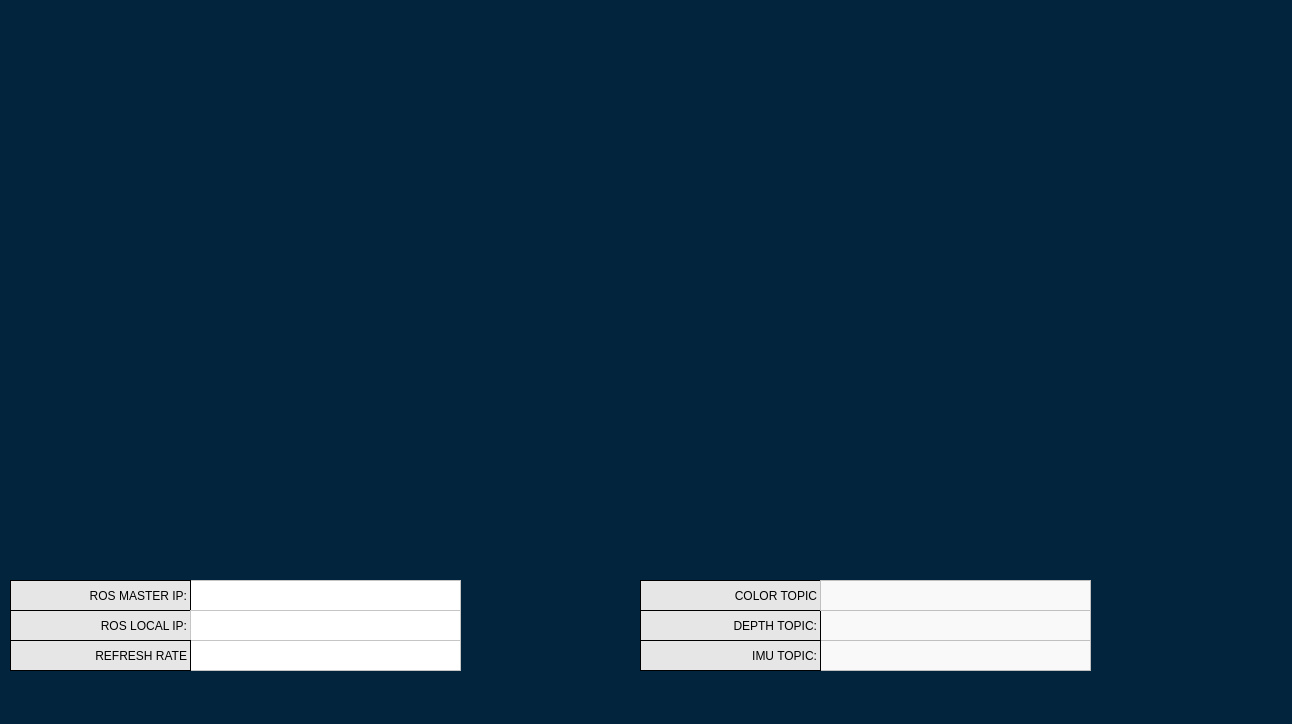
This is mainWindow.ui in JordanShimel/FirefighterIndoorNavigation as Qt 5 draws it before an edit. The edited form follows.
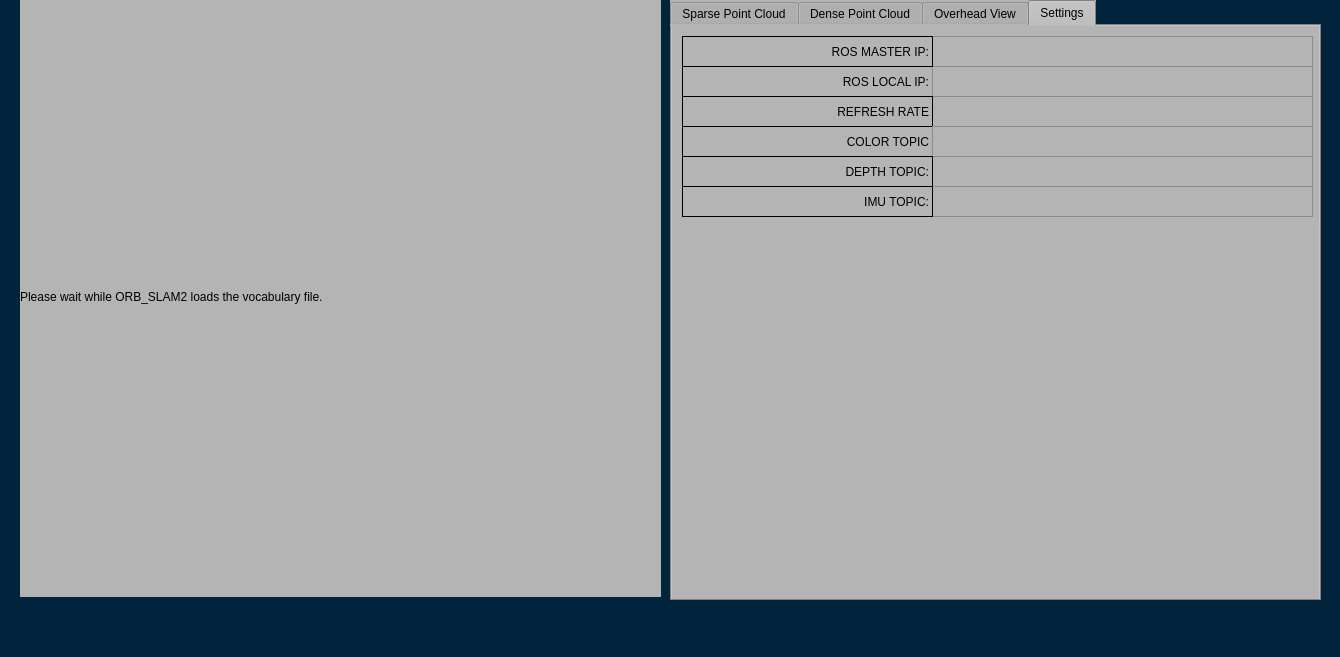
This is the edited form.

The edit to the form file:
```diff
--- a/mainWindow.ui
+++ b/mainWindow.ui
@@ -6,8 +6,8 @@
    <rect>
     <x>0</x>
     <y>0</y>
-    <width>1292</width>
-    <height>724</height>
+    <width>1340</width>
+    <height>657</height>
    </rect>
   </property>
   <property name="windowTitle">
@@ -17,59 +17,41 @@
    <string notr="true">background-color: rgb(2, 36, 60)</string>
   </property>
   <widget class="QWidget" name="centralWidget">
-   <widget class="QTextEdit" name="textEditRosMasterIP">
+   <widget class="QWidget" name="verticalLayoutWidget_2">
     <property name="geometry">
      <rect>
-      <x>190</x>
-      <y>580</y>
-      <width>271</width>
-      <height>31</height>
+      <x>20</x>
+      <y>0</y>
+      <width>641</width>
+      <height>601</height>
      </rect>
     </property>
-    <property name="styleSheet">
-     <string notr="true">background-color: white</string>
-    </property>
-    <property name="html">
-     <string>&lt;!DOCTYPE HTML PUBLIC &quot;-//W3C//DTD HTML 4.0//EN&quot; &quot;http://www.w3.org/TR/REC-html40/strict.dtd&quot;&gt;
-&lt;html&gt;&lt;head&gt;&lt;meta name=&quot;qrichtext&quot; content=&quot;1&quot; /&gt;&lt;style type=&quot;text/css&quot;&gt;
-p, li { white-space: pre-wrap; }
-&lt;/style&gt;&lt;/head&gt;&lt;body style=&quot; font-family:'Ubuntu'; font-size:11pt; font-weight:400; font-style:normal;&quot;&gt;
-&lt;p style=&quot;-qt-paragraph-type:empty; margin-top:0px; margin-bottom:0px; margin-left:0px; margin-right:0px; -qt-block-indent:0; text-indent:0px; font-family:'Ubuntu';&quot;&gt;&lt;br /&gt;&lt;/p&gt;&lt;/body&gt;&lt;/html&gt;</string>
-    </property>
+    <layout class="QVBoxLayout" name="boxLayoutVideoStream"/>
    </widget>
-   <widget class="QLabel" name="labelRosMasterIP">
+   <widget class="QTabWidget" name="tabWidget">
     <property name="geometry">
      <rect>
-      <x>10</x>
-      <y>580</y>
-      <width>181</width>
-      <height>31</height>
+      <x>670</x>
+      <y>0</y>
+      <width>651</width>
+      <height>601</height>
      </rect>
     </property>
-    <property name="autoFillBackground">
-     <bool>false</bool>
-    </property>
     <property name="styleSheet">
-     <string notr="true">background-color: rgb(230, 230, 230)</string>
+     <string notr="true">background-color: rgb(180, 180, 180)</string>
     </property>
-    <property name="frameShape">
-     <enum>QFrame::Box</enum>
+    <property name="currentIndex">
+     <number>3</number>
     </property>
-    <property name="lineWidth">
-     <number>1</number>
-    </property>
-    <property name="text">
-     <string>ROS MASTER IP:</string>
-    </property>
-    <property name="alignment">
-     <set>Qt::AlignRight|Qt::AlignTrailing|Qt::AlignVCenter</set>
-    </property>
-   </widget>
+    <widget class="QWidget" name="tabSparsePointCloud">
+     <attribute name="title">
+      <string>Sparse Point Cloud</string>
+     </attribute>
    <widget class="QWidget" name="verticalLayoutWidget">
     <property name="geometry">
      <rect>
       <x>10</x>
-      <y>20</y>
+        <y>10</y>
       <width>631</width>
       <height>551</height>
      </rect>
@@ -79,13 +61,104 @@
       <enum>QLayout::SetMaximumSize</enum>
      </property>
     </layout>
+     </widget>
+    </widget>
+    <widget class="QWidget" name="tabDensePointCloud">
+     <attribute name="title">
+      <string>Dense Point Cloud</string>
+     </attribute>
+     <widget class="QWidget" name="verticalLayoutWidget_3">
+      <property name="geometry">
+       <rect>
+        <x>10</x>
+        <y>10</y>
+        <width>631</width>
+        <height>551</height>
+       </rect>
+      </property>
+      <layout class="QVBoxLayout" name="boxLayoutDensePointCloud">
+       <property name="sizeConstraint">
+        <enum>QLayout::SetMaximumSize</enum>
+       </property>
+      </layout>
+     </widget>
+    </widget>
+    <widget class="QWidget" name="tabOverheadView">
+     <attribute name="title">
+      <string>Overhead View</string>
+     </attribute>
+     <widget class="QWidget" name="verticalLayoutWidget_4">
+      <property name="geometry">
+       <rect>
+        <x>10</x>
+        <y>10</y>
+        <width>631</width>
+        <height>551</height>
+       </rect>
+      </property>
+      <layout class="QVBoxLayout" name="boxLayoutOverheadView">
+       <property name="sizeConstraint">
+        <enum>QLayout::SetMaximumSize</enum>
+       </property>
+      </layout>
+     </widget>
+    </widget>
+    <widget class="QWidget" name="tabSettings">
+     <attribute name="title">
+      <string>Settings</string>
+     </attribute>
+     <widget class="QTextEdit" name="textEditRefreshRate">
+      <property name="geometry">
+       <rect>
+        <x>260</x>
+        <y>70</y>
+        <width>381</width>
+        <height>31</height>
+       </rect>
+      </property>
+      <property name="styleSheet">
+       <string notr="true">background-color: rgb(180, 180, 180)</string>
+      </property>
+      <property name="frameShape">
+       <enum>QFrame::StyledPanel</enum>
+      </property>
+      <property name="html">
+       <string>&lt;!DOCTYPE HTML PUBLIC &quot;-//W3C//DTD HTML 4.0//EN&quot; &quot;http://www.w3.org/TR/REC-html40/strict.dtd&quot;&gt;
+&lt;html&gt;&lt;head&gt;&lt;meta name=&quot;qrichtext&quot; content=&quot;1&quot; /&gt;&lt;style type=&quot;text/css&quot;&gt;
+p, li { white-space: pre-wrap; }
+&lt;/style&gt;&lt;/head&gt;&lt;body style=&quot; font-family:'Ubuntu'; font-size:11pt; font-weight:400; font-style:normal;&quot;&gt;
+&lt;p style=&quot;-qt-paragraph-type:empty; margin-top:0px; margin-bottom:0px; margin-left:0px; margin-right:0px; -qt-block-indent:0; text-indent:0px; font-family:'Ubuntu';&quot;&gt;&lt;br /&gt;&lt;/p&gt;&lt;/body&gt;&lt;/html&gt;</string>
+      </property>
+     </widget>
+     <widget class="QTextEdit" name="textEditRosMasterIP">
+      <property name="geometry">
+       <rect>
+        <x>260</x>
+        <y>10</y>
+        <width>381</width>
+        <height>31</height>
+       </rect>
+      </property>
+      <property name="styleSheet">
+       <string notr="true">background-color: rgb(180, 180, 180)</string>
+      </property>
+      <property name="frameShape">
+       <enum>QFrame::StyledPanel</enum>
+      </property>
+      <property name="html">
+       <string>&lt;!DOCTYPE HTML PUBLIC &quot;-//W3C//DTD HTML 4.0//EN&quot; &quot;http://www.w3.org/TR/REC-html40/strict.dtd&quot;&gt;
+&lt;html&gt;&lt;head&gt;&lt;meta name=&quot;qrichtext&quot; content=&quot;1&quot; /&gt;&lt;style type=&quot;text/css&quot;&gt;
+p, li { white-space: pre-wrap; }
+&lt;/style&gt;&lt;/head&gt;&lt;body style=&quot; font-family:'Ubuntu'; font-size:11pt; font-weight:400; font-style:normal;&quot;&gt;
+&lt;p style=&quot;-qt-paragraph-type:empty; margin-top:0px; margin-bottom:0px; margin-left:0px; margin-right:0px; -qt-block-indent:0; text-indent:0px; font-family:'Ubuntu';&quot;&gt;&lt;br /&gt;&lt;/p&gt;&lt;/body&gt;&lt;/html&gt;</string>
+      </property>
    </widget>
    <widget class="QLabel" name="labelRosLocalIP">
     <property name="geometry">
      <rect>
       <x>10</x>
-      <y>610</y>
-      <width>181</width>
+        <y>40</y>
+        <width>251</width>
       <height>31</height>
      </rect>
     </property>
@@ -93,7 +166,7 @@
      <bool>false</bool>
     </property>
     <property name="styleSheet">
-     <string notr="true">background-color: rgb(230, 230, 230)</string>
+       <string notr="true">background-color: rgb(180, 180, 180)</string>
     </property>
     <property name="frameShape">
      <enum>QFrame::Box</enum>
@@ -108,17 +181,116 @@
      <set>Qt::AlignRight|Qt::AlignTrailing|Qt::AlignVCenter</set>
     </property>
    </widget>
+     <widget class="QTextEdit" name="textEditRosLocalIP">
+      <property name="geometry">
+       <rect>
+        <x>260</x>
+        <y>40</y>
+        <width>381</width>
+        <height>31</height>
+       </rect>
+      </property>
+      <property name="styleSheet">
+       <string notr="true">background-color: rgb(180, 180, 180)</string>
+      </property>
+      <property name="frameShape">
+       <enum>QFrame::StyledPanel</enum>
+      </property>
+      <property name="html">
+       <string>&lt;!DOCTYPE HTML PUBLIC &quot;-//W3C//DTD HTML 4.0//EN&quot; &quot;http://www.w3.org/TR/REC-html40/strict.dtd&quot;&gt;
+&lt;html&gt;&lt;head&gt;&lt;meta name=&quot;qrichtext&quot; content=&quot;1&quot; /&gt;&lt;style type=&quot;text/css&quot;&gt;
+p, li { white-space: pre-wrap; }
+&lt;/style&gt;&lt;/head&gt;&lt;body style=&quot; font-family:'Ubuntu'; font-size:11pt; font-weight:400; font-style:normal;&quot;&gt;
+&lt;p style=&quot;-qt-paragraph-type:empty; margin-top:0px; margin-bottom:0px; margin-left:0px; margin-right:0px; -qt-block-indent:0; text-indent:0px; font-family:'Ubuntu';&quot;&gt;&lt;br /&gt;&lt;/p&gt;&lt;/body&gt;&lt;/html&gt;</string>
+      </property>
+     </widget>
+     <widget class="QLabel" name="labelRefreshRate">
+      <property name="geometry">
+       <rect>
+        <x>10</x>
+        <y>70</y>
+        <width>251</width>
+        <height>31</height>
+       </rect>
+      </property>
+      <property name="styleSheet">
+       <string notr="true">background-color: rgb(180, 180, 180)</string>
+      </property>
+      <property name="frameShape">
+       <enum>QFrame::Box</enum>
+      </property>
+      <property name="text">
+       <string>REFRESH RATE</string>
+      </property>
+      <property name="alignment">
+       <set>Qt::AlignRight|Qt::AlignTrailing|Qt::AlignVCenter</set>
+      </property>
+     </widget>
+     <widget class="QLabel" name="labelRosMasterIP">
+      <property name="geometry">
+       <rect>
+        <x>10</x>
+        <y>10</y>
+        <width>251</width>
+        <height>31</height>
+       </rect>
+      </property>
+      <property name="autoFillBackground">
+       <bool>false</bool>
+      </property>
+      <property name="styleSheet">
+       <string notr="true">background-color: rgb(180, 180, 180)</string>
+      </property>
+      <property name="frameShape">
+       <enum>QFrame::Box</enum>
+      </property>
+      <property name="lineWidth">
+       <number>1</number>
+      </property>
+      <property name="text">
+       <string>ROS MASTER IP:</string>
+      </property>
+      <property name="alignment">
+       <set>Qt::AlignRight|Qt::AlignTrailing|Qt::AlignVCenter</set>
+      </property>
+     </widget>
+     <widget class="QTextEdit" name="textEditImuTopicName">
+      <property name="geometry">
+       <rect>
+        <x>260</x>
+        <y>160</y>
+        <width>381</width>
+        <height>31</height>
+       </rect>
+      </property>
+      <property name="styleSheet">
+       <string notr="true">background-color: rgb(180, 180, 180)</string>
+      </property>
+      <property name="frameShape">
+       <enum>QFrame::StyledPanel</enum>
+      </property>
+      <property name="html">
+       <string>&lt;!DOCTYPE HTML PUBLIC &quot;-//W3C//DTD HTML 4.0//EN&quot; &quot;http://www.w3.org/TR/REC-html40/strict.dtd&quot;&gt;
+&lt;html&gt;&lt;head&gt;&lt;meta name=&quot;qrichtext&quot; content=&quot;1&quot; /&gt;&lt;style type=&quot;text/css&quot;&gt;
+p, li { white-space: pre-wrap; }
+&lt;/style&gt;&lt;/head&gt;&lt;body style=&quot; font-family:'Ubuntu'; font-size:11pt; font-weight:400; font-style:normal;&quot;&gt;
+&lt;p style=&quot;-qt-paragraph-type:empty; margin-top:0px; margin-bottom:0px; margin-left:0px; margin-right:0px; -qt-block-indent:0; text-indent:0px; font-family:'Ubuntu';&quot;&gt;&lt;br /&gt;&lt;/p&gt;&lt;/body&gt;&lt;/html&gt;</string>
+      </property>
+     </widget>
    <widget class="QTextEdit" name="textEditDepthTopicName">
     <property name="geometry">
      <rect>
-      <x>820</x>
-      <y>610</y>
-      <width>271</width>
+        <x>260</x>
+        <y>130</y>
+        <width>381</width>
       <height>31</height>
      </rect>
     </property>
     <property name="styleSheet">
-     <string notr="true">background-color: rgb(249, 249, 249)</string>
+       <string notr="true">background-color: rgb(180, 180, 180)</string>
+      </property>
+      <property name="frameShape">
+       <enum>QFrame::StyledPanel</enum>
     </property>
     <property name="html">
      <string>&lt;!DOCTYPE HTML PUBLIC &quot;-//W3C//DTD HTML 4.0//EN&quot; &quot;http://www.w3.org/TR/REC-html40/strict.dtd&quot;&gt;
@@ -128,23 +300,23 @@
 &lt;p style=&quot;-qt-paragraph-type:empty; margin-top:0px; margin-bottom:0px; margin-left:0px; margin-right:0px; -qt-block-indent:0; text-indent:0px; font-family:'Ubuntu';&quot;&gt;&lt;br /&gt;&lt;/p&gt;&lt;/body&gt;&lt;/html&gt;</string>
     </property>
    </widget>
-   <widget class="QLabel" name="labelDepthTopicName">
+     <widget class="QLabel" name="labelImuTopicName">
     <property name="geometry">
      <rect>
-      <x>640</x>
-      <y>610</y>
-      <width>181</width>
+        <x>10</x>
+        <y>160</y>
+        <width>251</width>
       <height>31</height>
      </rect>
     </property>
     <property name="styleSheet">
-     <string notr="true">background-color: rgb(230, 230, 230)</string>
+       <string notr="true">background-color: rgb(180, 180, 180)</string>
     </property>
     <property name="frameShape">
      <enum>QFrame::Box</enum>
     </property>
     <property name="text">
-     <string>DEPTH TOPIC:</string>
+       <string>IMU TOPIC:</string>
     </property>
     <property name="alignment">
      <set>Qt::AlignRight|Qt::AlignTrailing|Qt::AlignVCenter</set>
@@ -153,14 +325,14 @@
    <widget class="QLabel" name="labelColorTopicName">
     <property name="geometry">
      <rect>
-      <x>640</x>
-      <y>580</y>
-      <width>181</width>
+        <x>10</x>
+        <y>100</y>
+        <width>251</width>
       <height>31</height>
      </rect>
     </property>
     <property name="styleSheet">
-     <string notr="true">background-color: rgb(230, 230, 230)</string>
+       <string notr="true">background-color: rgb(180, 180, 180)</string>
     </property>
     <property name="frameShape">
      <enum>QFrame::Box</enum>
@@ -172,140 +344,68 @@
      <set>Qt::AlignRight|Qt::AlignTrailing|Qt::AlignVCenter</set>
     </property>
    </widget>
-   <widget class="QTextEdit" name="textEditImuTopicName">
-    <property name="geometry">
-     <rect>
-      <x>820</x>
-      <y>640</y>
-      <width>271</width>
-      <height>31</height>
-     </rect>
-    </property>
-    <property name="styleSheet">
-     <string notr="true">background-color: rgb(249, 249, 249)</string>
-    </property>
-    <property name="html">
-     <string>&lt;!DOCTYPE HTML PUBLIC &quot;-//W3C//DTD HTML 4.0//EN&quot; &quot;http://www.w3.org/TR/REC-html40/strict.dtd&quot;&gt;
-&lt;html&gt;&lt;head&gt;&lt;meta name=&quot;qrichtext&quot; content=&quot;1&quot; /&gt;&lt;style type=&quot;text/css&quot;&gt;
-p, li { white-space: pre-wrap; }
-&lt;/style&gt;&lt;/head&gt;&lt;body style=&quot; font-family:'Ubuntu'; font-size:11pt; font-weight:400; font-style:normal;&quot;&gt;
-&lt;p style=&quot;-qt-paragraph-type:empty; margin-top:0px; margin-bottom:0px; margin-left:0px; margin-right:0px; -qt-block-indent:0; text-indent:0px; font-family:'Ubuntu';&quot;&gt;&lt;br /&gt;&lt;/p&gt;&lt;/body&gt;&lt;/html&gt;</string>
-    </property>
-   </widget>
    <widget class="QTextEdit" name="textEditColorTopicName">
     <property name="geometry">
      <rect>
-      <x>820</x>
-      <y>580</y>
-      <width>271</width>
+        <x>260</x>
+        <y>100</y>
+        <width>381</width>
       <height>31</height>
      </rect>
     </property>
     <property name="styleSheet">
-     <string notr="true">background-color: rgb(249, 249, 249)</string>
-    </property>
-    <property name="html">
-     <string>&lt;!DOCTYPE HTML PUBLIC &quot;-//W3C//DTD HTML 4.0//EN&quot; &quot;http://www.w3.org/TR/REC-html40/strict.dtd&quot;&gt;
-&lt;html&gt;&lt;head&gt;&lt;meta name=&quot;qrichtext&quot; content=&quot;1&quot; /&gt;&lt;style type=&quot;text/css&quot;&gt;
-p, li { white-space: pre-wrap; }
-&lt;/style&gt;&lt;/head&gt;&lt;body style=&quot; font-family:'Ubuntu'; font-size:11pt; font-weight:400; font-style:normal;&quot;&gt;
-&lt;p style=&quot;-qt-paragraph-type:empty; margin-top:0px; margin-bottom:0px; margin-left:0px; margin-right:0px; -qt-block-indent:0; text-indent:0px; font-family:'Ubuntu';&quot;&gt;&lt;br /&gt;&lt;/p&gt;&lt;/body&gt;&lt;/html&gt;</string>
-    </property>
-   </widget>
-   <widget class="QTextEdit" name="textEditRefreshRate">
-    <property name="geometry">
-     <rect>
-      <x>190</x>
-      <y>640</y>
-      <width>271</width>
-      <height>31</height>
-     </rect>
-    </property>
-    <property name="styleSheet">
-     <string notr="true">background-color: white</string>
-    </property>
-    <property name="html">
-     <string>&lt;!DOCTYPE HTML PUBLIC &quot;-//W3C//DTD HTML 4.0//EN&quot; &quot;http://www.w3.org/TR/REC-html40/strict.dtd&quot;&gt;
-&lt;html&gt;&lt;head&gt;&lt;meta name=&quot;qrichtext&quot; content=&quot;1&quot; /&gt;&lt;style type=&quot;text/css&quot;&gt;
-p, li { white-space: pre-wrap; }
-&lt;/style&gt;&lt;/head&gt;&lt;body style=&quot; font-family:'Ubuntu'; font-size:11pt; font-weight:400; font-style:normal;&quot;&gt;
-&lt;p style=&quot;-qt-paragraph-type:empty; margin-top:0px; margin-bottom:0px; margin-left:0px; margin-right:0px; -qt-block-indent:0; text-indent:0px; font-family:'Ubuntu';&quot;&gt;&lt;br /&gt;&lt;/p&gt;&lt;/body&gt;&lt;/html&gt;</string>
-    </property>
-   </widget>
-   <widget class="QTextEdit" name="textEditRosLocalIP">
-    <property name="geometry">
-     <rect>
-      <x>190</x>
-      <y>610</y>
-      <width>271</width>
-      <height>31</height>
-     </rect>
-    </property>
-    <property name="styleSheet">
-     <string notr="true">background-color: white</string>
-    </property>
-    <property name="html">
-     <string>&lt;!DOCTYPE HTML PUBLIC &quot;-//W3C//DTD HTML 4.0//EN&quot; &quot;http://www.w3.org/TR/REC-html40/strict.dtd&quot;&gt;
-&lt;html&gt;&lt;head&gt;&lt;meta name=&quot;qrichtext&quot; content=&quot;1&quot; /&gt;&lt;style type=&quot;text/css&quot;&gt;
-p, li { white-space: pre-wrap; }
-&lt;/style&gt;&lt;/head&gt;&lt;body style=&quot; font-family:'Ubuntu'; font-size:11pt; font-weight:400; font-style:normal;&quot;&gt;
-&lt;p style=&quot;-qt-paragraph-type:empty; margin-top:0px; margin-bottom:0px; margin-left:0px; margin-right:0px; -qt-block-indent:0; text-indent:0px; font-family:'Ubuntu';&quot;&gt;&lt;br /&gt;&lt;/p&gt;&lt;/body&gt;&lt;/html&gt;</string>
-    </property>
-   </widget>
-   <widget class="QLabel" name="labelImuTopicName">
-    <property name="geometry">
-     <rect>
-      <x>640</x>
-      <y>640</y>
-      <width>181</width>
-      <height>31</height>
-     </rect>
-    </property>
-    <property name="styleSheet">
-     <string notr="true">background-color: rgb(230, 230, 230)</string>
+       <string notr="true">background-color: rgb(180, 180, 180)</string>
     </property>
     <property name="frameShape">
-     <enum>QFrame::Box</enum>
-    </property>
-    <property name="text">
-     <string>IMU TOPIC:</string>
-    </property>
-    <property name="alignment">
-     <set>Qt::AlignRight|Qt::AlignTrailing|Qt::AlignVCenter</set>
-    </property>
-   </widget>
-   <widget class="QLabel" name="labelRefreshRate">
+       <enum>QFrame::StyledPanel</enum>
+      </property>
+      <property name="html">
+       <string>&lt;!DOCTYPE HTML PUBLIC &quot;-//W3C//DTD HTML 4.0//EN&quot; &quot;http://www.w3.org/TR/REC-html40/strict.dtd&quot;&gt;
+&lt;html&gt;&lt;head&gt;&lt;meta name=&quot;qrichtext&quot; content=&quot;1&quot; /&gt;&lt;style type=&quot;text/css&quot;&gt;
+p, li { white-space: pre-wrap; }
+&lt;/style&gt;&lt;/head&gt;&lt;body style=&quot; font-family:'Ubuntu'; font-size:11pt; font-weight:400; font-style:normal;&quot;&gt;
+&lt;p style=&quot;-qt-paragraph-type:empty; margin-top:0px; margin-bottom:0px; margin-left:0px; margin-right:0px; -qt-block-indent:0; text-indent:0px; font-family:'Ubuntu';&quot;&gt;&lt;br /&gt;&lt;/p&gt;&lt;/body&gt;&lt;/html&gt;</string>
+      </property>
+     </widget>
+     <widget class="QLabel" name="labelDepthTopicName">
     <property name="geometry">
      <rect>
       <x>10</x>
-      <y>640</y>
-      <width>181</width>
+        <y>130</y>
+        <width>251</width>
       <height>31</height>
      </rect>
     </property>
     <property name="styleSheet">
-     <string notr="true">background-color: rgb(230, 230, 230)</string>
+       <string notr="true">background-color: rgb(180, 180, 180)</string>
     </property>
     <property name="frameShape">
      <enum>QFrame::Box</enum>
     </property>
     <property name="text">
-     <string>REFRESH RATE</string>
+       <string>DEPTH TOPIC:</string>
     </property>
     <property name="alignment">
      <set>Qt::AlignRight|Qt::AlignTrailing|Qt::AlignVCenter</set>
     </property>
    </widget>
-   <widget class="QWidget" name="verticalLayoutWidget_2">
+    </widget>
+   </widget>
+   <widget class="QLabel" name="labelLoading">
     <property name="geometry">
      <rect>
-      <x>640</x>
-      <y>20</y>
+      <x>20</x>
+      <y>-4</y>
       <width>641</width>
-      <height>551</height>
+      <height>601</height>
      </rect>
     </property>
-    <layout class="QVBoxLayout" name="boxLayoutVideoStream"/>
+    <property name="styleSheet">
+     <string notr="true">background-color: rgb(180, 180, 180)</string>
+    </property>
+    <property name="text">
+     <string>Please wait while ORB_SLAM2 loads the vocabulary file.</string>
+    </property>
    </widget>
   </widget>
   <widget class="QMenuBar" name="menuBar">
```
Left out of the diff: 4 changed lines with no effect on the pictures. Lines whose indentation alone changed are shown as unchanged.
